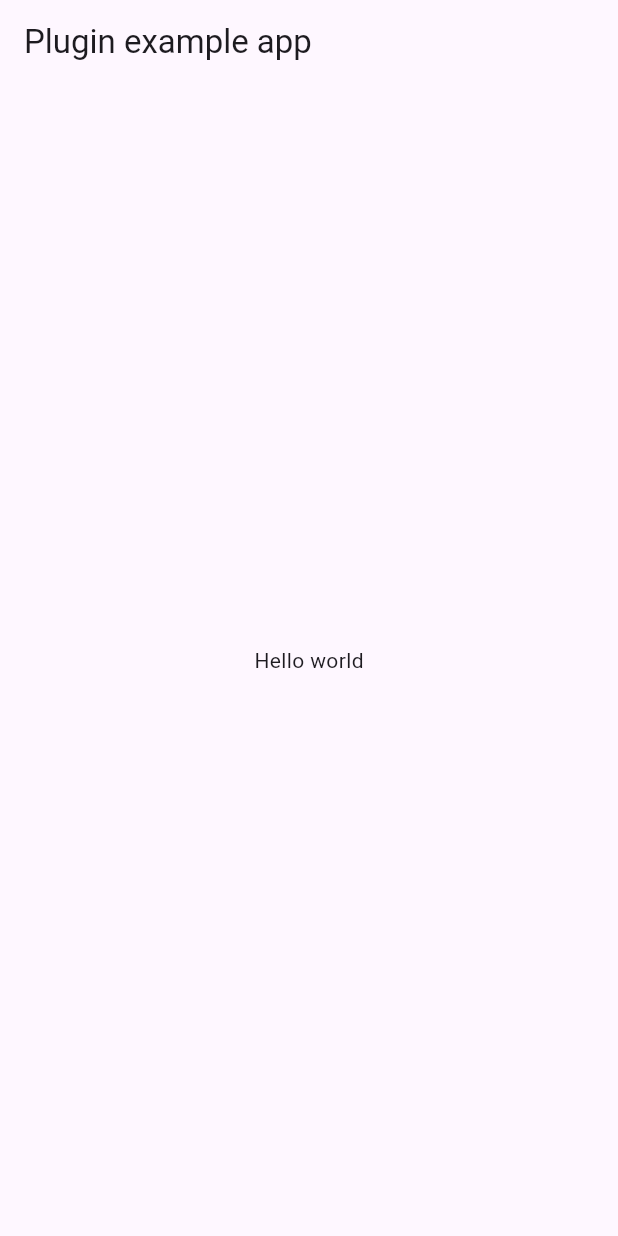
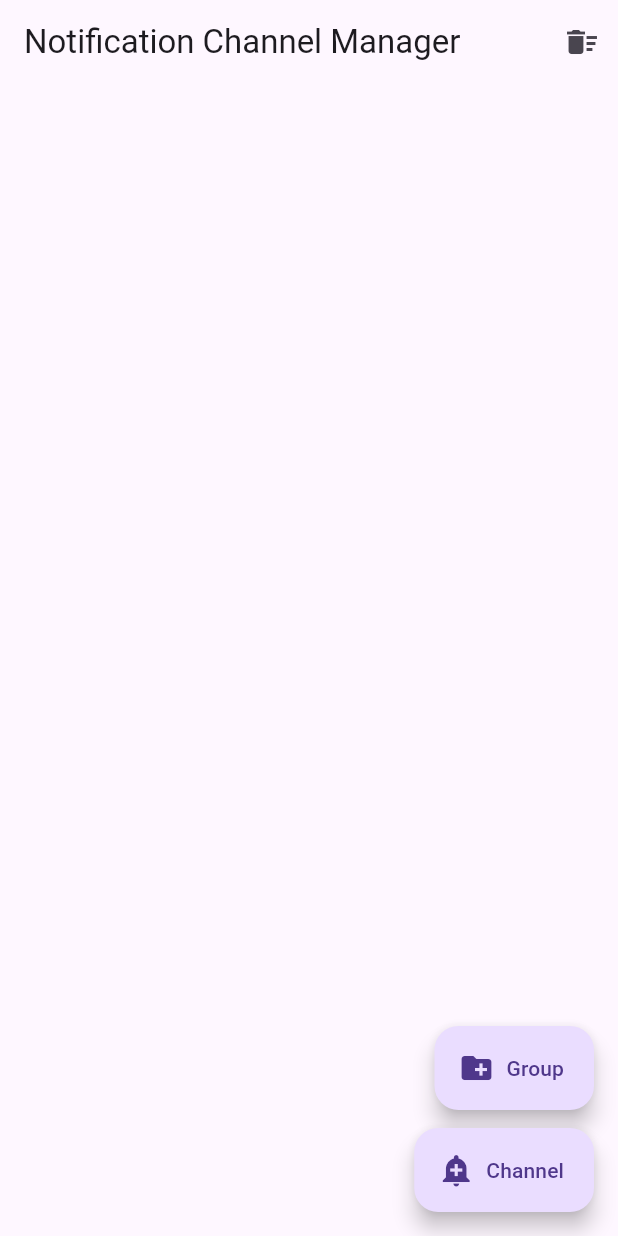
Before and after one commit to imedboumalek/notification_channel_manager, a Flutter app: the screen it shows after launch, on a phone screen of 412 x 824 dp. Run offline on Flutter 3.47's test engine with Material 3 defaults, Android fonts, the phone set to English and light mode, and no system bars; our stand-ins replace plugin_platform_interface.

Commit message:
updated all dependencies (dart 3, agp 9, kotlin 2.3, gradle 9.1) and removed third-party deps

```diff
--- a/example/lib/main.dart
+++ b/example/lib/main.dart
@@ -1,42 +1,147 @@
-import 'package:custom_floating_action_button/custom_floating_action_button.dart';
 import 'package:flutter/material.dart';
+import 'package:notification_channel_manager/notification_channel_manager.dart';
 
 void main() {
   runApp(const MyApp());
 }
 
-class MyApp extends StatefulWidget {
-  const MyApp({Key? key}) : super(key: key);
-
-  @override
-  State<MyApp> createState() => _MyAppState();
-}
-
-class _MyAppState extends State<MyApp> {
-  bool showMenu = false;
+class MyApp extends StatelessWidget {
+  const MyApp({super.key});
 
   @override
   Widget build(BuildContext context) {
-    return MaterialApp(
-      home: CustomFloatingActionButton(
-        body: Scaffold(
-          appBar: AppBar(
-            title: const Text('Plugin example app'),
-          ),
-          body: const Center(
-            child: Text('Hello world'),
-          ),
-        ),
-        options: const [
-          CircleAvatar(
-            child: Icon(Icons.height),
-          ),
-          CircleAvatar(
-            child: Icon(Icons.title),
+    return const MaterialApp(home: ChannelListPage());
+  }
+}
+
+class ChannelListPage extends StatefulWidget {
+  const ChannelListPage({super.key});
+
+  @override
+  State<ChannelListPage> createState() => _ChannelListPageState();
+}
+
+class _ChannelListPageState extends State<ChannelListPage> {
+  List<NotificationChannel> channels = [];
+  List<NotificationChannelGroup> groups = [];
+  int counter = 0;
+
+  @override
+  void initState() {
+    super.initState();
+    _refresh();
+  }
+
+  Future<void> _refresh() async {
+    final fetchedChannels = await NotificationChannelManager.getAllChannels();
+    final fetchedGroups = await NotificationChannelManager.getAllGroups();
+    if (!mounted) return;
+    setState(() {
+      channels = fetchedChannels;
+      groups = fetchedGroups;
+    });
+  }
+
+  Future<void> _createChannel() async {
+    counter++;
+    await NotificationChannelManager.createChannel(NotificationChannel(
+      id: 'channel_$counter',
+      name: 'Channel $counter',
+      description: 'Created from the example app',
+      importance: NotificationChannelImportance.high,
+    ));
+    await _refresh();
+  }
+
+  Future<void> _createGroup() async {
+    counter++;
+    await NotificationChannelManager.upsertGroup(NotificationChannelGroup(
+      id: 'group_$counter',
+      name: 'Group $counter',
+      description: 'Created from the example app',
+    ));
+    await _refresh();
+  }
+
+  @override
+  Widget build(BuildContext context) {
+    return Scaffold(
+      appBar: AppBar(
+        title: const Text('Notification Channel Manager'),
+        actions: [
+          IconButton(
+            icon: const Icon(Icons.delete_sweep),
+            tooltip: 'Delete all channels and groups',
+            onPressed: () async {
+              await NotificationChannelManager.deleteAllChannels();
+              await NotificationChannelManager.deleteAllGroups();
+              await _refresh();
+            },
           ),
         ],
-        openFloatingActionButton: const Icon(Icons.add),
-        closeFloatingActionButton: const Icon(Icons.close),
+      ),
+      body: RefreshIndicator(
+        onRefresh: _refresh,
+        child: ListView(
+          children: [
+            if (groups.isNotEmpty)
+              const ListTile(
+                title: Text('Groups',
+                    style: TextStyle(fontWeight: FontWeight.bold)),
+              ),
+            for (final group in groups)
+              ListTile(
+                leading: const Icon(Icons.folder),
+                title: Text(group.name),
+                subtitle:
+                    Text('${group.id} · ${group.channels.length} channel(s)'),
+                trailing: IconButton(
+                  icon: const Icon(Icons.delete),
+                  onPressed: () async {
+                    await NotificationChannelManager.deleteGroup(group.id);
+                    await _refresh();
+                  },
+                ),
+              ),
+            if (channels.isNotEmpty)
+              const ListTile(
+                title: Text('Channels',
+                    style: TextStyle(fontWeight: FontWeight.bold)),
+              ),
+            for (final channel in channels)
+              ListTile(
+                leading: const Icon(Icons.notifications),
+                title: Text(channel.name),
+                subtitle: Text('${channel.id} · ${channel.importance.name}'),
+                trailing: IconButton(
+                  icon: const Icon(Icons.delete),
+                  onPressed: () async {
+                    await NotificationChannelManager.deleteChannel(channel.id);
+                    await _refresh();
+                  },
+                ),
+              ),
+          ],
+        ),
+      ),
+      floatingActionButton: Column(
+        mainAxisSize: MainAxisSize.min,
+        crossAxisAlignment: CrossAxisAlignment.end,
+        children: [
+          FloatingActionButton.extended(
+            heroTag: 'group',
+            onPressed: _createGroup,
+            icon: const Icon(Icons.create_new_folder),
+            label: const Text('Group'),
+          ),
+          const SizedBox(height: 12),
+          FloatingActionButton.extended(
+            heroTag: 'channel',
+            onPressed: _createChannel,
+            icon: const Icon(Icons.add_alert),
+            label: const Text('Channel'),
+          ),
+        ],
       ),
     );
   }
--- a/lib/src/notification_channel_group.dart
+++ b/lib/src/notification_channel_group.dart
@@ -1,7 +1,7 @@
-import 'package:equatable/equatable.dart';
+import 'package:flutter/foundation.dart';
 import 'package:notification_channel_manager/src/notification_channel.dart';
 
-class NotificationChannelGroup extends Equatable {
+class NotificationChannelGroup {
   final String id;
   final String name;
   final String description;
@@ -38,5 +38,18 @@ class NotificationChannelGroup extends Equatable {
   }
 
   @override
-  List<Object> get props => [id, name, description, channels, isBlocked];
+  bool operator ==(Object other) {
+    return identical(this, other) ||
+        other is NotificationChannelGroup &&
+            runtimeType == other.runtimeType &&
+            id == other.id &&
+            name == other.name &&
+            description == other.description &&
+            isBlocked == other.isBlocked &&
+            listEquals(channels, other.channels);
+  }
+
+  @override
+  int get hashCode =>
+      Object.hash(id, name, description, isBlocked, Object.hashAll(channels));
 }
```
Also changed, not shown: example/pubspec.yaml (+3 -64 lines), lib/src/notification_channel.dart (+39 -10 lines), lib/src/notification_sound.dart (+22 -3 lines), pubspec.yaml (+4 -7 lines), example/pubspec.lock, 18 other files.
